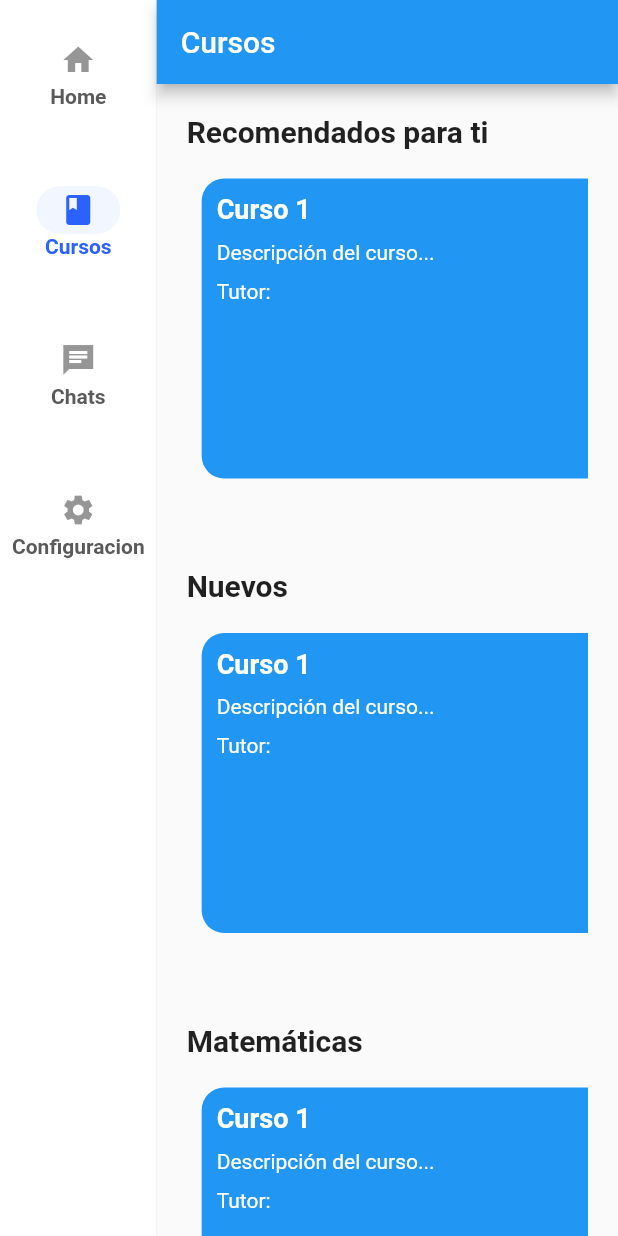
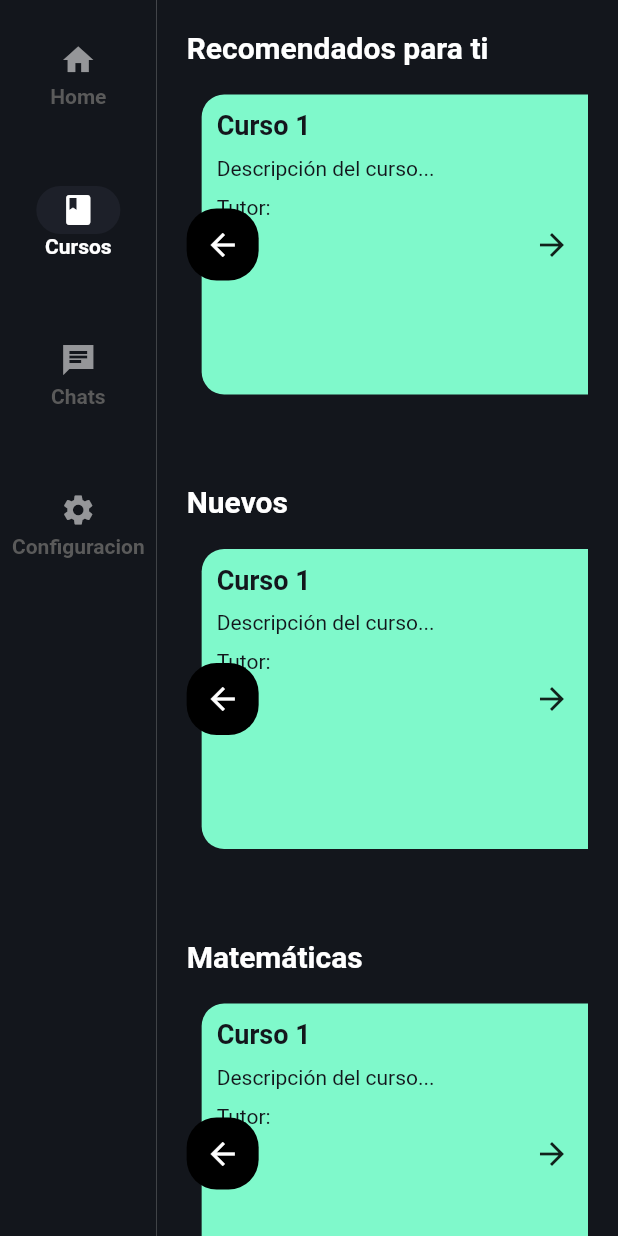
Before and after one commit to samuel-serrato/coursehub, a Flutter app: the screen it shows after launch, after a tap on "Cursos", on a phone screen of 412 x 824 dp. Run offline on Flutter 3.47's test engine with Material 2 defaults, Android fonts, the light colour scheme and no system bars.

Commit message:
cursos flechas y colores

```diff
--- a/lib/navigation_rail.dart
+++ b/lib/navigation_rail.dart
@@ -29,11 +29,11 @@
             minWidth: 100,
             labelType: NavigationRailLabelType.all,
             selectedLabelTextStyle: TextStyle(
-                color: Color(0xFF2A61FF), fontWeight: FontWeight.bold),
+                color: Colors.white, fontWeight: FontWeight.bold),
             unselectedLabelTextStyle: TextStyle(
                 color: Color(0xFF5A5A5A), fontWeight: FontWeight.bold),
-            backgroundColor: Colors.white,
-            indicatorColor: Color(0xFFF2F6FF),
+            backgroundColor: Color(0xFF13161c),
+            indicatorColor: Color(0xFF1d2029),
             useIndicator: true,
             selectedIndex: _selectedIndex,
             onDestinationSelected: (int index) {
@@ -45,24 +45,24 @@
               NavigationRailDestination(
                 icon: Icon(
                   Icons.home,
-                  color: Color(0xFF5A5A5A),
+                  color: Color.fromARGB(255, 223, 223, 223),
                 ),
-                selectedIcon: Icon(Icons.home, color: Color(0xFF2A61FF)),
+                selectedIcon: Icon(Icons.home, color: Colors.white ),
                 label: Text('Home'),
               ),
               NavigationRailDestination(
-                icon: Icon(Icons.book, color: Color(0xFF5A5A5A)),
-                selectedIcon: Icon(Icons.book, color: Color(0xFF2A61FF)),
+                icon: Icon(Icons.book, color: Color.fromARGB(255, 223, 223, 223)),
+                selectedIcon: Icon(Icons.book, color: Colors.white),
                 label: Text('Cursos'),
               ),
               NavigationRailDestination(
-                icon: Icon(Icons.chat_sharp, color: Color(0xFF5A5A5A)),
-                selectedIcon: Icon(Icons.chat_sharp, color: Color(0xFF2A61FF)),
+                icon: Icon(Icons.chat_sharp, color: Color.fromARGB(255, 223, 223, 223)),
+                selectedIcon: Icon(Icons.chat_sharp, color: Colors.white),
                 label: Text('Chats'),
               ),
               NavigationRailDestination(
-                icon: Icon(Icons.settings, color: Color(0xFF5A5A5A)),
-                selectedIcon: Icon(Icons.settings, color: Color(0xFF2A61FF)),
+                icon: Icon(Icons.settings, color: Color.fromARGB(255, 223, 223, 223)),
+                selectedIcon: Icon(Icons.settings, color: Colors.white),
                 label: Text('Configuracion'),
               ),
             ],
--- a/lib/screens/cursos.dart
+++ b/lib/screens/cursos.dart
@@ -4,9 +4,10 @@
   @override
   Widget build(BuildContext context) {
     return Scaffold(
-      appBar: AppBar(
+      backgroundColor: Color(0xFF13161c),
+      /* appBar: AppBar(
         title: Text('Cursos'),
-      ),
+      ), */
       body: SingleChildScrollView(
         padding: EdgeInsets.all(20.0),
         child: Column(
@@ -19,8 +20,6 @@
             _buildCursoRow('Matemáticas', 7),
             SizedBox(height: 50.0),
             _buildCursoRow('Desarrollo de Software', 7),
-            SizedBox(height: 50.0),
-            _buildCursoRow('Inglés', 7),
           ],
         ),
       ),
@@ -28,6 +27,17 @@
   }
 
   Widget _buildCursoRow(String title, int count) {
+    ScrollController _scrollController = ScrollController();
+
+    void _scroll(bool forward) {
+      final double scrollDistance = forward ? 400.0 : -400.0;
+      _scrollController.animateTo(
+        _scrollController.offset + scrollDistance,
+        duration: Duration(milliseconds: 200),
+        curve: Curves.easeInOut,
+      );
+    }
+
     return Column(
       crossAxisAlignment: CrossAxisAlignment.start,
       children: [
@@ -36,18 +46,50 @@
           style: TextStyle(
             fontSize: 20.0,
             fontWeight: FontWeight.bold,
+            color: Colors.white,
           ),
         ),
         SizedBox(height: 10.0),
+        Stack(
+          alignment: Alignment.center,
+          children: [
             Container(
               height: 220.0, // Altura de la fila
               child: ListView.builder(
+                controller: _scrollController,
                 scrollDirection: Axis.horizontal,
                 itemCount: count,
                 itemBuilder: (BuildContext context, int index) {
                   return _buildCursoItem('Curso ${index + 1}');
                 },
               ),
+            ),
+            Positioned(
+              left: 0,
+              child: Container(
+                decoration: BoxDecoration(
+                  borderRadius: BorderRadius.circular(20),
+                  color: Colors.black,
+                ),
+                child: IconButton(
+                  hoverColor: Colors.transparent,
+                  icon: Icon(Icons.arrow_back, color: Colors.white),
+                  onPressed: () {
+                    _scroll(false); // Scroll hacia la izquierda
+                  },
+                ),
+              ),
+            ),
+            Positioned(
+              right: 0,
+              child: IconButton(
+                icon: Icon(Icons.arrow_forward),
+                onPressed: () {
+                  _scroll(true); // Scroll hacia la derecha
+                },
+              ),
+            ),
+          ],
         ),
       ],
     );
@@ -61,7 +103,7 @@
         padding: EdgeInsets.all(10.0),
         decoration: BoxDecoration(
           borderRadius: BorderRadius.circular(15.0),
-          color: Colors.blue, // Colores de ejemplo
+          color: Color(0xFF7ff9cb),
         ),
         child: Column(
           crossAxisAlignment: CrossAxisAlignment.start,
@@ -69,7 +111,7 @@
             Text(
               nombreCurso,
               style: TextStyle(
-                color: Colors.white,
+                color: Color(0xFF13161c),
                 fontSize: 18.0,
                 fontWeight: FontWeight.bold,
               ),
@@ -78,7 +120,7 @@
             Text(
               'Descripción del curso...',
               style: TextStyle(
-                color: Colors.white,
+                color: Color(0xFF13161c),
                 fontSize: 14.0,
               ),
             ),
@@ -86,7 +128,7 @@
             Text(
               'Tutor: ',
               style: TextStyle(
-                color: Colors.white,
+                color: Color(0xFF13161c),
                 fontSize: 14.0,
               ),
             ),
--- a/lib/screens/home.dart
+++ b/lib/screens/home.dart
@@ -4,18 +4,19 @@
   @override
   Widget build(BuildContext context) {
     return Scaffold(
+      backgroundColor: Color(0xFF13161c),
       body: Column(
         children: [
           Container(
             padding: EdgeInsets.symmetric(horizontal: 16.0, vertical: 8.0),
-            color: Colors.white,
+            color: Color(0xFF13161c),
             child: Row(
               mainAxisAlignment: MainAxisAlignment.spaceBetween,
               children: [
                 Text(
                   'CourseHub',
                   style: TextStyle(
-                    color: Colors.blue.shade900,
+                    color: Color(0xFF7ff9cb),
                     fontSize: 20.0,
                     fontWeight: FontWeight.bold,
                   ),
@@ -94,9 +95,8 @@
             children: <Widget>[
               Text(
                 '¡Bienvenido al sistema!',
-                style: TextStyle(fontSize: 24, fontWeight: FontWeight.bold),
+                style: TextStyle(fontSize: 24, fontWeight: FontWeight.bold, color: Colors.white),
               ),
-              Text('Fecha: ${DateTime.now().toString()}'),
             ],
           ),
         ],
@@ -118,6 +118,7 @@
                 style: TextStyle(
                   fontSize: 20,
                   fontWeight: FontWeight.bold,
+                  color: Colors.white
                 ),
               ),
               SizedBox(height: 10),
@@ -156,6 +157,7 @@
               style: TextStyle(
                 fontSize: 20,
                 fontWeight: FontWeight.bold,
+                color: Colors.white
               ),
             ),
             SizedBox(height: 10),
@@ -195,7 +197,7 @@
       width: 200,
       margin: EdgeInsets.only(right: 16),
       decoration: BoxDecoration(
-        color: Colors.blue,
+        color: Color(0xFF7ff9cb),
         borderRadius: BorderRadius.circular(10),
       ),
       padding: EdgeInsets.all(16),
@@ -205,7 +207,7 @@
           Text(
             courseName,
             style: TextStyle(
-              color: Colors.white,
+              color: Color(0xFF13161c),
               fontWeight: FontWeight.bold,
               fontSize: 18,
             ),
@@ -214,14 +216,14 @@
           Text(
             tutorName,
             style: TextStyle(
-              color: Colors.white,
+              color: Color(0xFF13161c),
             ),
           ),
           SizedBox(height: 8),
           Text(
             schedule,
             style: TextStyle(
-              color: Colors.white,
+              color: Color(0xFF13161c),
             ),
           ),
         ],
```
Lines whose indentation alone changed are shown as unchanged.
